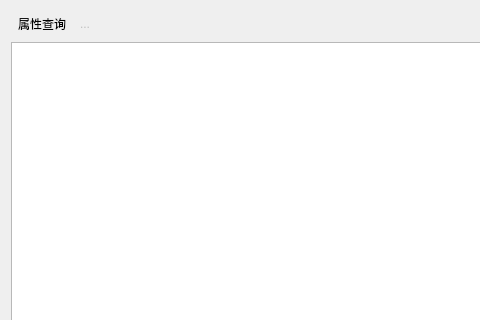
This is ui/ModelsStatisticUI.ui in LianweiMa/DeeplearningSystem as Qt 5 draws it before an edit; both pictures show x 0 to 480 and y 0 to 320 of the 800 by 600 pixel window. The edited form follows.
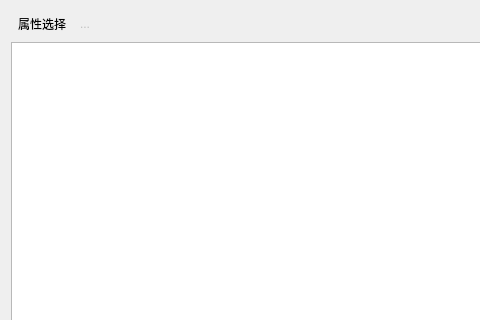
This is the edited form. Icons and pictures are not drawn.

Diff of the .ui file:
```diff
--- a/ui/ModelsStatisticUI.ui
+++ b/ui/ModelsStatisticUI.ui
@@ -25,7 +25,7 @@
         <string>属性查询</string>
        </property>
        <property name="text">
-        <string>属性查询</string>
+        <string>属性选择</string>
        </property>
        <property name="icon">
         <iconset resource="../settings/icon/SamplesStatistic.qrc">
```
Left out of the diff: 2 changed lines with no effect on the pictures.
